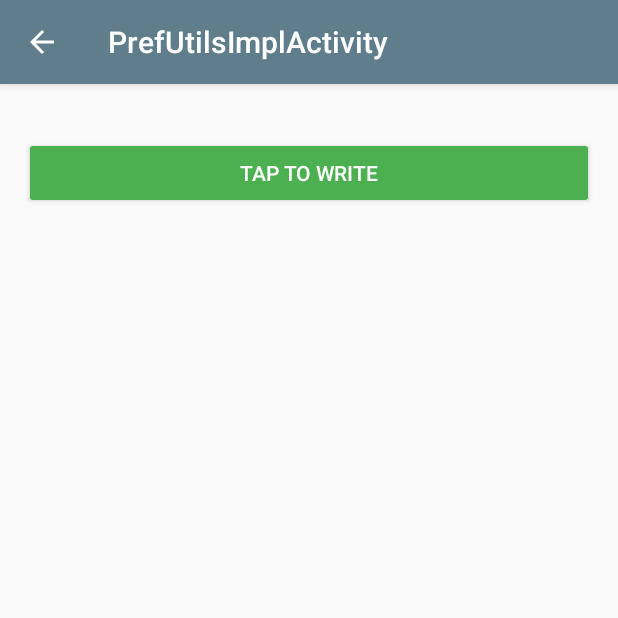
After one commit to anthonyngure/AndroidBaseCode, an Android app: the PrefUtilsImplActivity screen opened directly, with no data from a screen before it, on a phone screen of 412 x 824 dp, the top half of it. The commit adds this screen. Run offline under Robolectric (Android 15) with nearby library versions, the phone set to English and light mode, and no system bars; our stand-ins replace ButterKnife; libraries missing offline, so code that uses them is left out: com.jaeger.library, com.rengwuxian.materialedittext; 1 statement that could not run was skipped.

Commit message:
Initial commit
Signed-off-by: Anthony Ngure <anthonyngure25@gmail.com>

```diff
--- a/app/build.gradle
+++ b/app/build.gradle
@@ -58,6 +58,7 @@ dependencies {
     implementation "com.android.support:design:$supportLibVersion"
     implementation "com.android.support:palette-v7:$supportLibVersion"
     implementation "com.android.support:cardview-v7:$supportLibVersion"
+    implementation 'com.android.support.constraint:constraint-layout:1.0.2'
     annotationProcessor 'com.jakewharton:butterknife-compiler:8.5.1'
     implementation 'com.jakewharton:butterknife:8.5.1'
     implementation 'com.github.jaychang0917:SimpleRecyclerView:1.2.3'
@@ -73,10 +74,8 @@ dependencies {
     }
     implementation 'in.srain.cube:ultra-ptr:1.0.11'
 
-
     //implementation 'com.github.anthonyngure:ToshBaseCode:-SNAPSHOT'
     //implementation 'com.github.anthonyngure:CodeBase2:-SNAPSHOT'
-
 
     /*implementation 'com.github.anthonyngure.CodeBase2:basecode:-SNAPSHOT'
     implementation 'com.github.anthonyngure.CodeBase2:dataloading:-SNAPSHOT'
--- a/app/src/main/java/ke/co/toshngure/androidbasecode/activity/MainActivity.java
+++ b/app/src/main/java/ke/co/toshngure/androidbasecode/activity/MainActivity.java
@@ -82,4 +82,9 @@ public class MainActivity extends BaseActivity {
     public void onNetworkImageSLIV() {
         NetworkImageActivity.start(this);
     }
+
+    @OnClick(R.id.prefUtilsImplSLIV)
+    public void onPrefUtilsImplSLIV() {
+        PrefUtilsImplActivity.start(this);
+    }
 }
--- /dev/null
+++ b/app/src/main/java/ke/co/toshngure/androidbasecode/activity/PrefUtilsImplActivity.java
@@ -0,0 +1,63 @@
+package ke.co.toshngure.androidbasecode.activity;
+
+import android.annotation.SuppressLint;
+import android.content.Context;
+import android.content.Intent;
+import android.os.Bundle;
+import android.text.TextUtils;
+import android.widget.Button;
+import android.widget.TextView;
+
+import java.util.Random;
+
+import butterknife.BindView;
+import butterknife.ButterKnife;
+import butterknife.OnClick;
+import ke.co.toshngure.androidbasecode.R;
+import ke.co.toshngure.androidbasecode.utils.PrefUtils;
+
+public class PrefUtilsImplActivity extends BaseActivity {
+
+    @BindView(R.id.textTV)
+    TextView textTV;
+    @BindView(R.id.actionBtn)
+    Button actionBtn;
+
+    private boolean nextActionIsWrite;
+
+    public static void start(Context context) {
+        Intent starter = new Intent(context, PrefUtilsImplActivity.class);
+        context.startActivity(starter);
+    }
+
+    @SuppressLint("SetTextI18n")
+    @Override
+    protected void onCreate(Bundle savedInstanceState) {
+        super.onCreate(savedInstanceState);
+        setContentView(R.layout.activity_pref_utils_impl);
+        ButterKnife.bind(this);
+
+        String currentText = PrefUtils.getInstance().getString(R.string.pref_test);
+        nextActionIsWrite = TextUtils.isEmpty(currentText);
+        textTV.setText(currentText);
+
+        if (nextActionIsWrite) {
+            actionBtn.setText("Tap to write");
+        }
+    }
+
+    @SuppressLint("SetTextI18n")
+    @OnClick(R.id.actionBtn)
+    public void onActionBtnClicked() {
+        Random random = new Random();
+        if (nextActionIsWrite) {
+            actionBtn.setText("Tap to read");
+            PrefUtils.getInstance().writeString(R.string.pref_test, "Random number = " + random.nextInt(10));
+        } else {
+            actionBtn.setText("Tap to write");
+            String currentText = PrefUtils.getInstance().getString(R.string.pref_test);
+            textTV.setText(currentText);
+        }
+        nextActionIsWrite = !nextActionIsWrite;
+    }
+}
--- /dev/null
+++ b/app/src/main/res/layout/activity_pref_utils_impl.xml
@@ -0,0 +1,32 @@
+<?xml version="1.0" encoding="utf-8"?>
+<android.support.design.widget.CoordinatorLayout xmlns:android="http://schemas.android.com/apk/res/android"
+    xmlns:app="http://schemas.android.com/apk/res-auto"
+    xmlns:tools="http://schemas.android.com/tools"
+    android:layout_width="match_parent"
+    android:layout_height="match_parent"
+    tools:context="ke.co.toshngure.androidbasecode.activity.PrefUtilsImplActivity">
+
+    <include layout="@layout/layout_appbar" />
+
+    <LinearLayout
+        android:layout_width="match_parent"
+        android:layout_height="match_parent"
+        android:orientation="vertical"
+        android:padding="@dimen/activity_vertical_margin"
+        app:layout_behavior="@string/appbar_scrolling_view_behavior">
+
+        <TextView
+            android:id="@+id/textTV"
+            android:layout_width="match_parent"
+            android:layout_height="wrap_content" />
+
+
+        <Button
+            android:id="@+id/actionBtn"
+            style="@style/Widget.AppCompat.Button.Colored"
+            android:layout_width="match_parent"
+            android:layout_height="wrap_content" />
+
+    </LinearLayout>
+
+</android.support.design.widget.CoordinatorLayout>
--- a/app/src/main/res/layout/content_main.xml
+++ b/app/src/main/res/layout/content_main.xml
@@ -53,6 +53,11 @@
             style="@style/TestSimpleListItemView"
             app:sliTitle="Drawable Utils" />
 
+        <ke.co.toshngure.views.SimpleListItemView
+            android:id="@+id/prefUtilsImplSLIV"
+            style="@style/TestSimpleListItemView"
+            app:sliTitle="PrefUtilsImpl Utils" />
+
     </LinearLayout>
 
 
--- a/app/src/main/res/values/strings.xml
+++ b/app/src/main/res/values/strings.xml
@@ -41,4 +41,6 @@
     <string name="title_activity_network_image">Network Image</string>
     <string name="show_progress_bar">Show Progress Bar</string>
     <string name="status">Status:</string>
+    <string name="title_activity_pref_utils_impl">PrefUtilsImplActivity</string>
+    <string name="pref_test">pref_test</string>
 </resources>
--- a/basecode/src/main/java/ke/co/toshngure/basecode/utils/PrefUtilsImpl.java
+++ b/basecode/src/main/java/ke/co/toshngure/basecode/utils/PrefUtilsImpl.java
@@ -86,5 +86,6 @@ public abstract class PrefUtilsImpl {
     @NonNull
     private String resolveKey(@StringRes int key) {
         return String.valueOf("key_" + key);
+        //return getContext().getString(key).trim().replaceAll(" ","");
     }
 }
```
Also changed, not shown: app/src/main/AndroidManifest.xml (+20 -11 lines), app/src/main/java/ke/co/toshngure/androidbasecode/App.java (+7 -0 lines), app/src/main/java/ke/co/toshngure/androidbasecode/utils/PrefUtils.java (added, +73 -0 lines), basecode/src/main/java/ke/co/toshngure/basecode/utils/ImagePickerUtils.java (added, +89 -0 lines).
